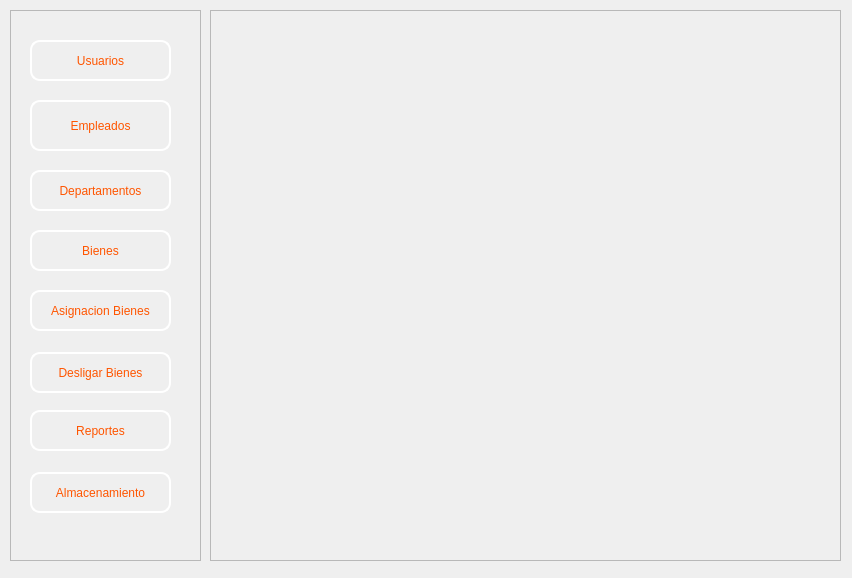
This is MenuPrincipal.ui in manisandi/proyecto_progra_2 as Qt 5 draws it before an edit. The edited form follows.
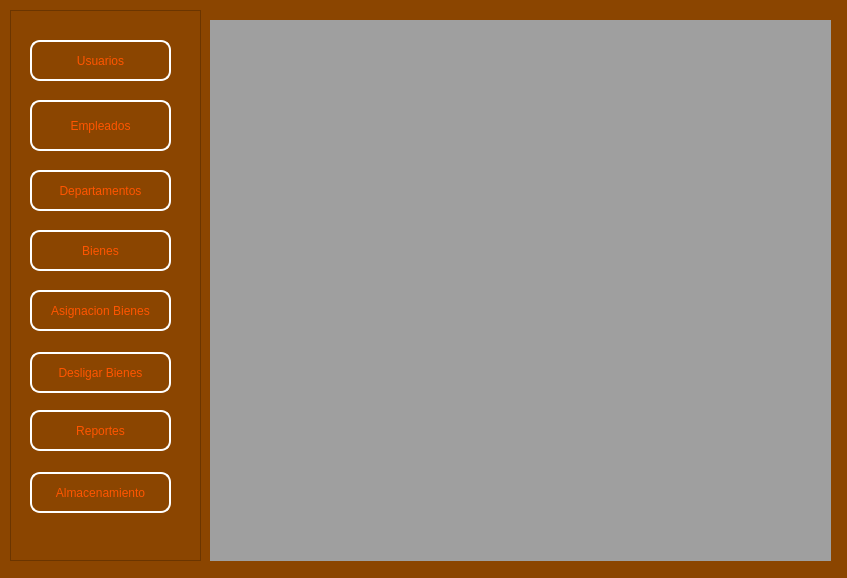
This is the edited form. Icons and pictures are not drawn.

What changed in the file:
```diff
--- a/MenuPrincipal.ui
+++ b/MenuPrincipal.ui
@@ -6,54 +6,18 @@
    <rect>
     <x>0</x>
     <y>0</y>
-    <width>852</width>
+    <width>847</width>
     <height>578</height>
    </rect>
   </property>
   <property name="windowTitle">
    <string>MainWindow</string>
   </property>
+  <property name="styleSheet">
+   <string notr="true">
+background-color: rgb(139, 69, 0);</string>
+  </property>
   <widget class="QWidget" name="centralwidget">
-   <widget class="QFrame" name="frmPrincipal">
-    <property name="enabled">
-     <bool>true</bool>
-    </property>
-    <property name="geometry">
-     <rect>
-      <x>210</x>
-      <y>10</y>
-      <width>631</width>
-      <height>551</height>
-     </rect>
-    </property>
-    <property name="sizePolicy">
-     <sizepolicy hsizetype="Preferred" vsizetype="Preferred">
-      <horstretch>0</horstretch>
-      <verstretch>0</verstretch>
-     </sizepolicy>
-    </property>
-    <property name="minimumSize">
-     <size>
-      <width>0</width>
-      <height>0</height>
-     </size>
-    </property>
-    <property name="maximumSize">
-     <size>
-      <width>631</width>
-      <height>600</height>
-     </size>
-    </property>
-    <property name="styleSheet">
-     <string notr="true">background-image: url(:/fondo/imagen-llamativa-cintas-sobre-fondo-oscuro-generacion-ai_724548-22165.jpg);</string>
-    </property>
-    <property name="frameShape">
-     <enum>QFrame::StyledPanel</enum>
-    </property>
-    <property name="frameShadow">
-     <enum>QFrame::Raised</enum>
-    </property>
-   </widget>
    <widget class="QFrame" name="frmControles">
     <property name="geometry">
      <rect>
@@ -262,6 +226,21 @@
      </property>
     </widget>
    </widget>
+   <widget class="QMdiArea" name="mdiArea">
+    <property name="geometry">
+     <rect>
+      <x>210</x>
+      <y>20</y>
+      <width>621</width>
+      <height>541</height>
+     </rect>
+    </property>
+    <widget class="QWidget" name="subwindow">
+     <property name="windowTitle">
+      <string>Subwindow</string>
+     </property>
+    </widget>
+   </widget>
   </widget>
  </widget>
  <resources>
```
Left out of the diff: 75 changed lines with no effect on the pictures.
